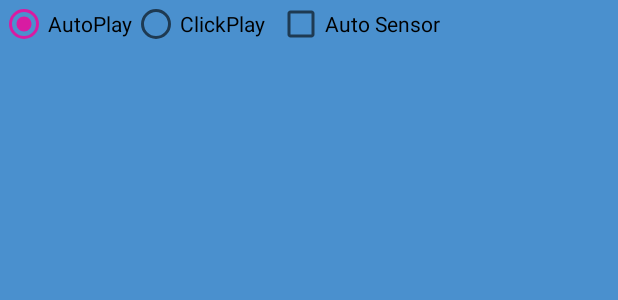
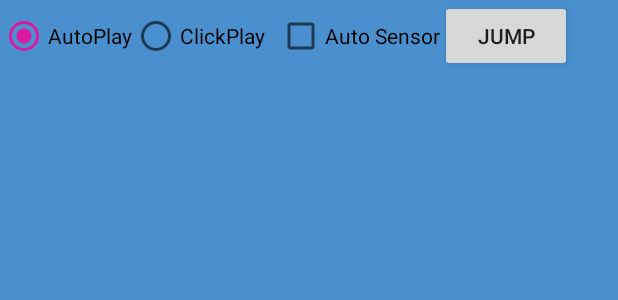
Before and after one commit to seagazer/liteplayer, an Android app: the layout activity_player_list.xml on its own in the app's theme, with its tools: preview values and no code run, on a phone screen of 412 x 824 dp. Shown: the top 300 px of the screen. Run offline under Robolectric (Android 15) with nearby library versions, the phone set to English and light mode, and no system bars.

Commit message:
[dev]ListPlayer同样增加页面跳转前的播放状态保存处理

```diff
--- a/library/src/main/java/com/seagazer/liteplayer/widget/LitePlayerView.kt
+++ b/library/src/main/java/com/seagazer/liteplayer/widget/LitePlayerView.kt
@@ -560,6 +560,8 @@ class LitePlayerView @JvmOverloads constructor(
         }
     }
 
+    fun isPausedFromUser(): Boolean = isUserPaused
+
     @OnLifecycleEvent(Lifecycle.Event.ON_RESUME)
     private fun onActivityResume() {
         if (!isUserPaused) {
--- a/sample/src/main/res/layout/activity_player_list.xml
+++ b/sample/src/main/res/layout/activity_player_list.xml
@@ -10,6 +10,7 @@
     <LinearLayout
         android:layout_width="match_parent"
         android:layout_height="wrap_content"
+        android:gravity="center_vertical"
         android:orientation="horizontal">
 
         <RadioGroup
@@ -38,6 +39,12 @@
             android:layout_height="wrap_content"
             android:layout_marginStart="8dp"
             android:text="Auto Sensor" />
+
+        <Button
+            android:onClick="jumpToActivity"
+            android:layout_width="wrap_content"
+            android:layout_height="wrap_content"
+            android:text="jump" />
     </LinearLayout>
 
     <androidx.recyclerview.widget.RecyclerView
```
Also changed, not shown: library/src/main/java/com/seagazer/liteplayer/ListPlayer.kt (+6 -2 lines), sample/src/main/java/com/seagazer/sample/example/PlayerListActivity.kt (+7 -0 lines).
